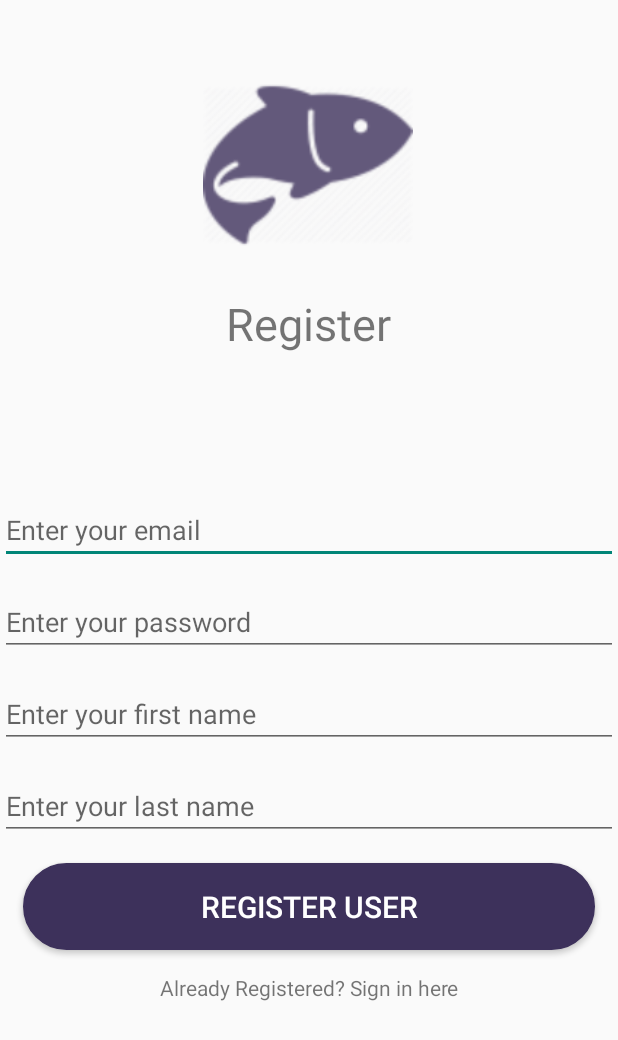
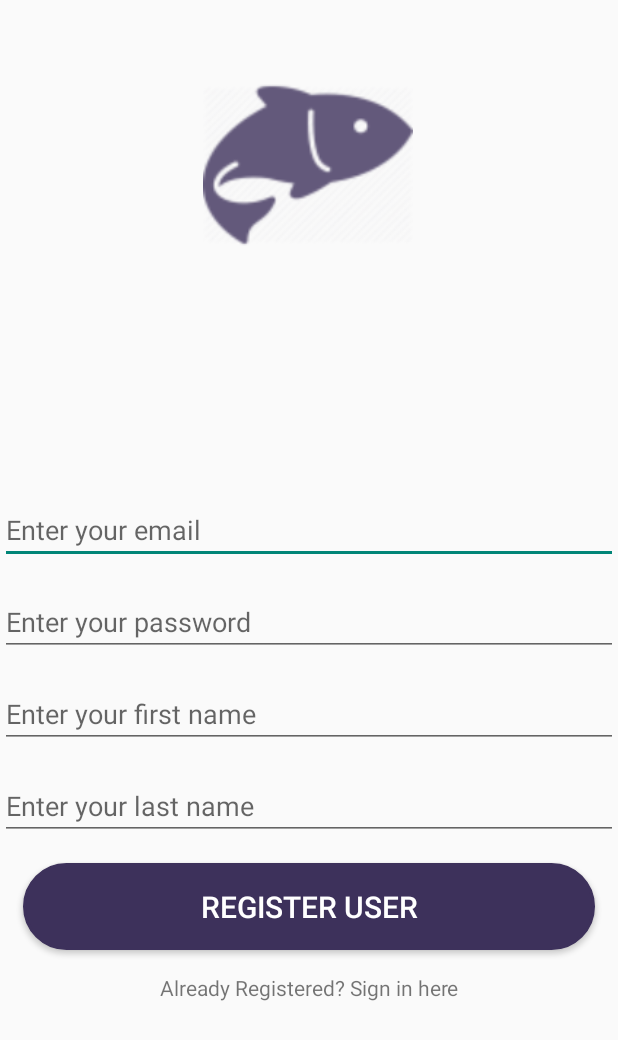
Before and after one commit to lukasrosario/EC327_Grouper, an Android app: the RegisterActivity screen opened directly, with no data from a screen before it, on a phone screen of 412 x 824 dp. Shown: the top 1040 px of the screen. Run offline under Robolectric (Android 15) with nearby library versions, the light colour scheme and no system bars; our stand-ins replace Firebase (no records; nobody signed in at launch, a user with empty details on screens opened directly); 1 statement that could not run was skipped.

Commit message:
Update activity_register.xml
Removed the background text

```diff
--- a/app/src/main/res/layout/activity_register.xml
+++ b/app/src/main/res/layout/activity_register.xml
@@ -63,16 +63,6 @@
 
     </LinearLayout>
 
-    <TextView
-        android:id="@+id/textView"
-        android:layout_width="wrap_content"
-        android:layout_height="wrap_content"
-        android:layout_alignParentTop="true"
-        android:layout_centerHorizontal="true"
-        android:layout_marginTop="195dp"
-        android:text="@string/register"
-        android:textSize="30sp" />
-
     <ImageView
         android:id="@+id/imageView2"
         android:layout_width="140dp"
```
